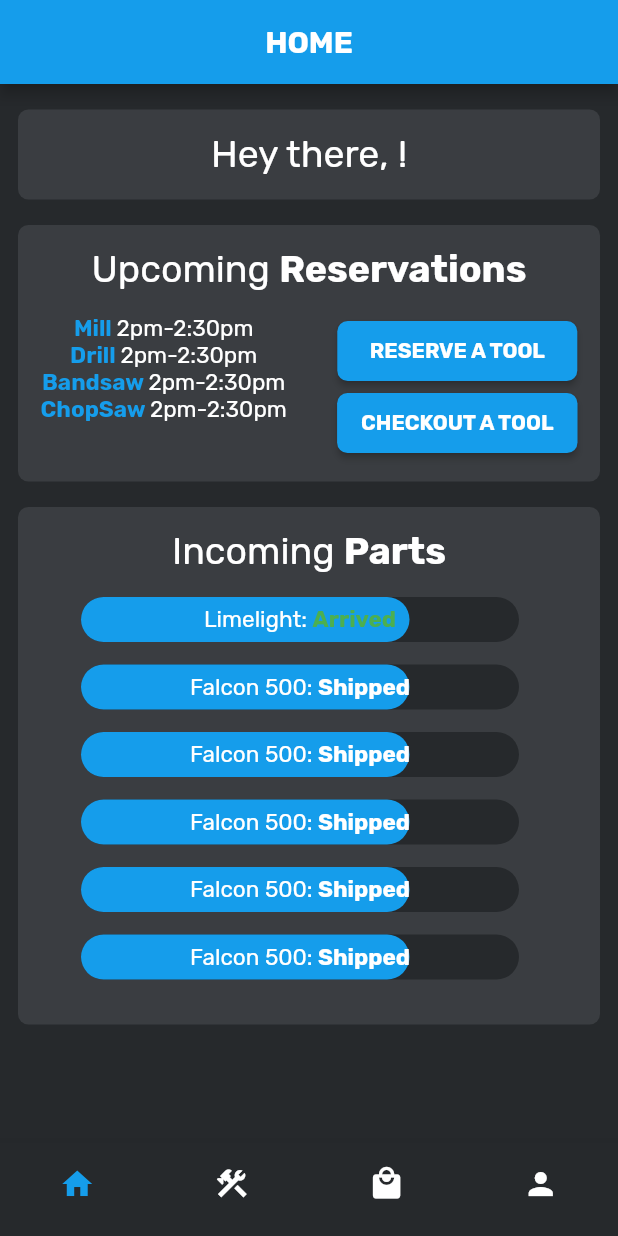
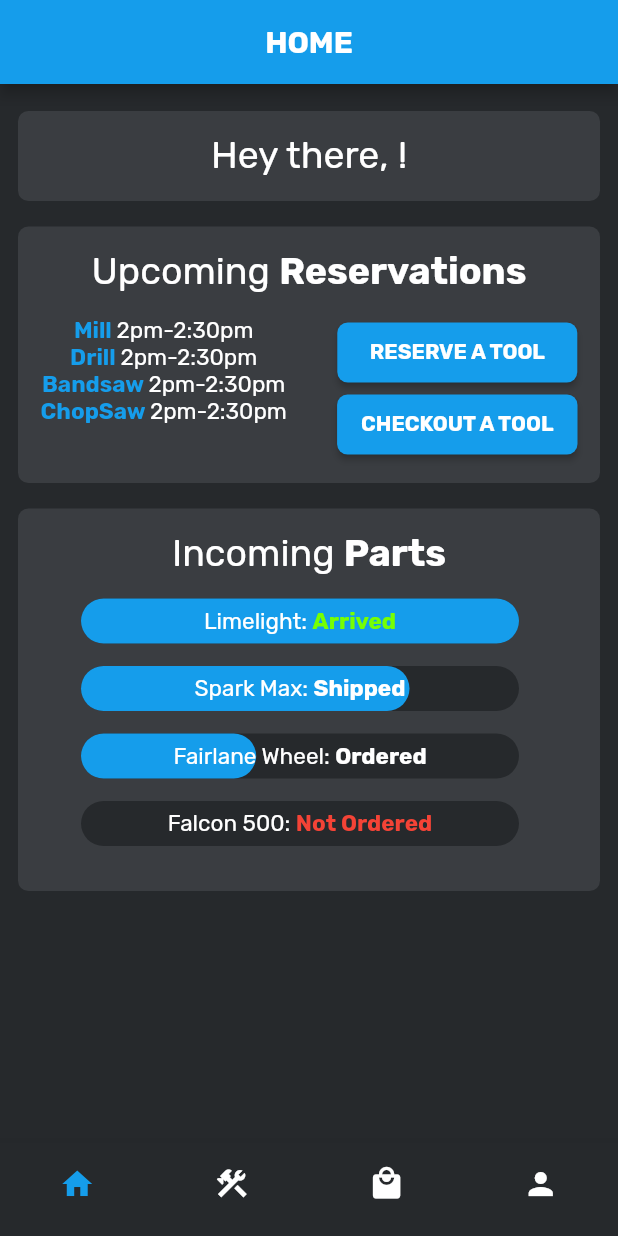
Before and after one commit to Team-Optix-3749/OptixToolkit, a Flutter app: the screen it shows once a user with an empty profile is signed in, on a phone screen of 412 x 824 dp. Run offline on Flutter 3.47's test engine with Material 2 defaults, Android fonts, the phone set to English and light mode, and no system bars; drawn by our look-alikes of percent_indicator; our stand-ins replace cloud_firestore, firebase_auth, google_fonts; accounts and stored records are empty.

Commit message:
change incoming parts to show variations

```diff
--- a/lib/screens/pages/homePage.dart
+++ b/lib/screens/pages/homePage.dart
@@ -397,7 +397,7 @@ class homePage2 extends StatelessWidget {
                                         lineHeight: 30.0,
                                         animationDuration: 1000,
                                         backgroundColor: Color(0xff26292c),
-                                        percent: 0.75,
+                                        percent: 1,
                                         center: RichText(
                                           text: TextSpan(
                                             children: <TextSpan>[
@@ -411,7 +411,8 @@ class homePage2 extends StatelessWidget {
                                                 text: 'Arrived',
                                                 style: GoogleFonts.rubik(
                                                   fontWeight: FontWeight.bold,
-                                                  color: Colors.green,
+                                                  color: Colors
+                                                      .lightGreenAccent[400],
                                                   fontSize: 15.0,
                                                 ),
                                               ),
@@ -447,7 +448,7 @@ class homePage2 extends StatelessWidget {
                                           text: TextSpan(
                                             children: <TextSpan>[
                                               TextSpan(
-                                                  text: 'Falcon 500: ',
+                                                  text: 'Spark Max: ',
                                                   style: GoogleFonts.rubik(
                                                     color: Colors.white,
                                                     fontSize: 15.0,
@@ -487,18 +488,18 @@ class homePage2 extends StatelessWidget {
                                         lineHeight: 30.0,
                                         animationDuration: 1000,
                                         backgroundColor: Color(0xff26292c),
-                                        percent: 0.75,
+                                        percent: 0.40,
                                         center: RichText(
                                           text: TextSpan(
                                             children: <TextSpan>[
                                               TextSpan(
-                                                  text: 'Falcon 500: ',
+                                                  text: 'Fairlane Wheel: ',
                                                   style: GoogleFonts.rubik(
                                                     color: Colors.white,
                                                     fontSize: 15.0,
                                                   )),
                                               TextSpan(
-                                                text: 'Shipped',
+                                                text: 'Ordered',
                                                 style: GoogleFonts.rubik(
                                                   fontWeight: FontWeight.bold,
                                                   color: Colors.white,
@@ -532,7 +533,7 @@ class homePage2 extends StatelessWidget {
                                         lineHeight: 30.0,
                                         animationDuration: 1000,
                                         backgroundColor: Color(0xff26292c),
-                                        percent: 0.75,
+                                        percent: 0,
                                         center: RichText(
                                           text: TextSpan(
                                             children: <TextSpan>[
@@ -543,100 +544,10 @@ class homePage2 extends StatelessWidget {
                                                     fontSize: 15.0,
                                                   )),
                                               TextSpan(
-                                                text: 'Shipped',
+                                                text: 'Not Ordered',
                                                 style: GoogleFonts.rubik(
                                                   fontWeight: FontWeight.bold,
-                                                  color: Colors.white,
-                                                  fontSize: 15.0,
-                                                ),
-                                              ),
-                                            ],
-                                          ),
-                                        ),
-                                        linearStrokeCap:
-                                            LinearStrokeCap.roundAll,
-                                        progressColor: Color(0xff159deb),
-                                      ),
-                                    ),
-                                  ],
-                                ),
-                                Row(
-                                  children: [
-                                    Padding(
-                                      padding: EdgeInsets.only(
-                                        top: 15.0,
-                                        right: 17.0,
-                                        left: 17.0,
-                                        bottom: 0.0,
-                                      ),
-                                      child: LinearPercentIndicator(
-                                        width:
-                                            MediaQuery.of(context).size.width -
-                                                100,
-                                        animation: true,
-                                        lineHeight: 30.0,
-                                        animationDuration: 1000,
-                                        backgroundColor: Color(0xff26292c),
-                                        percent: 0.75,
-                                        center: RichText(
-                                          text: TextSpan(
-                                            children: <TextSpan>[
-                                              TextSpan(
-                                                  text: 'Falcon 500: ',
-                                                  style: GoogleFonts.rubik(
-                                                    color: Colors.white,
-                                                    fontSize: 15.0,
-                                                  )),
-                                              TextSpan(
-                                                text: 'Shipped',
-                                                style: GoogleFonts.rubik(
-                                                  fontWeight: FontWeight.bold,
-                                                  color: Colors.white,
-                                                  fontSize: 15.0,
-                                                ),
-                                              ),
-                                            ],
-                                          ),
-                                        ),
-                                        linearStrokeCap:
-                                            LinearStrokeCap.roundAll,
-                                        progressColor: Color(0xff159deb),
-                                      ),
-                                    ),
-                                  ],
-                                ),
-                                Row(
-                                  children: [
-                                    Padding(
-                                      padding: EdgeInsets.only(
-                                        top: 15.0,
-                                        right: 17.0,
-                                        left: 17.0,
-                                        bottom: 0.0,
-                                      ),
-                                      child: LinearPercentIndicator(
-                                        width:
-                                            MediaQuery.of(context).size.width -
-                                                100,
-                                        animation: true,
-                                        lineHeight: 30.0,
-                                        animationDuration: 1000,
-                                        backgroundColor: Color(0xff26292c),
-                                        percent: 0.75,
-                                        center: RichText(
-                                          text: TextSpan(
-                                            children: <TextSpan>[
-                                              TextSpan(
-                                                  text: 'Falcon 500: ',
-                                                  style: GoogleFonts.rubik(
-                                                    color: Colors.white,
-                                                    fontSize: 15.0,
-                                                  )),
-                                              TextSpan(
-                                                text: 'Shipped',
-                                                style: GoogleFonts.rubik(
-                                                  fontWeight: FontWeight.bold,
-                                                  color: Colors.white,
+                                                  color: Colors.red,
                                                   fontSize: 15.0,
                                                 ),
                                               ),
```
